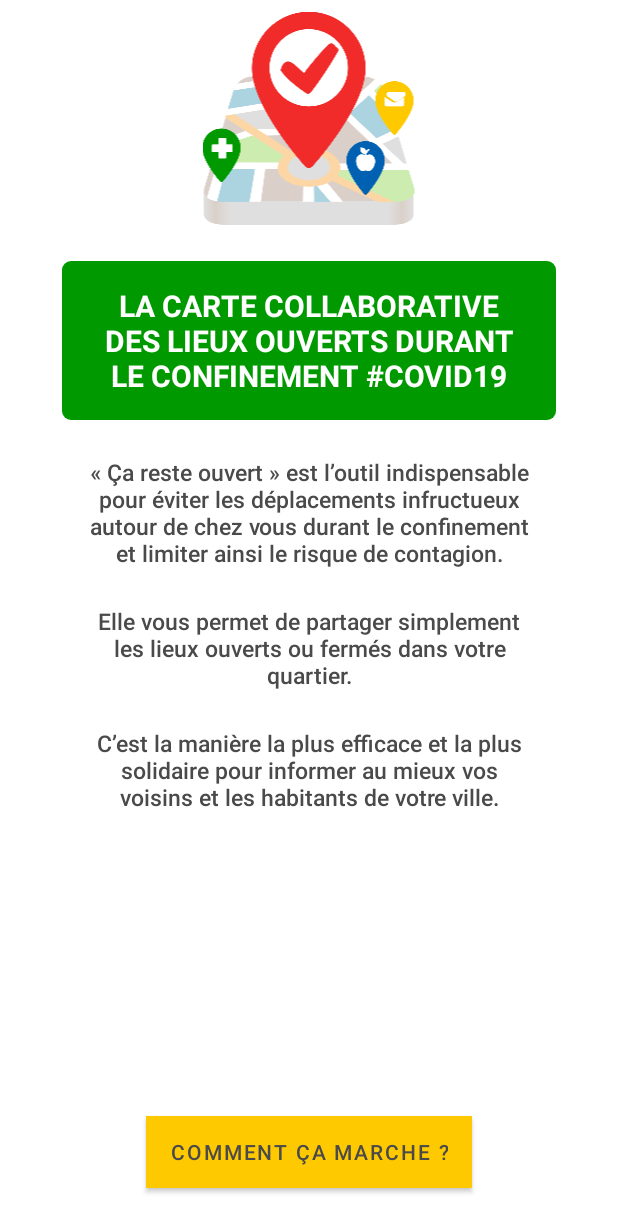
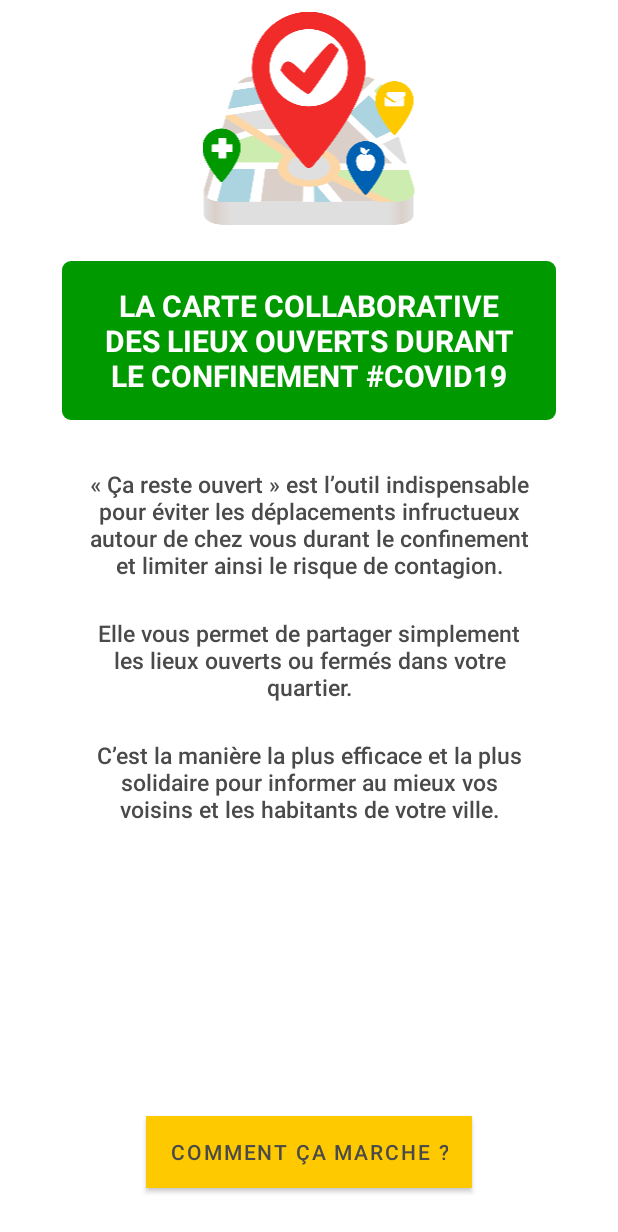
Before and after one commit to caresteouvert/caresteouvert_android, an Android app: the screen it shows after launch (OnBoardingActivity), on a phone screen of 412 x 824 dp. Shown: the top 1232 px of the screen. Run offline under Robolectric (Android 15) with nearby library versions, the phone set to English and light mode, and no system bars.

Commit message:
clean up style and layout

```diff
--- a/app/src/main/res/layout-sw360dp/fragment_about.xml
+++ b/app/src/main/res/layout-sw360dp/fragment_about.xml
@@ -14,7 +14,7 @@
         android:id="@+id/imageView"
         android:layout_width="0dp"
         android:layout_height="wrap_content"
-        android:layout_marginTop="8dp"
+        android:layout_marginTop="@dimen/spacing_8"
         android:contentDescription="@string/a11y_the_application_logo"
         android:src="@drawable/logo"
         app:layout_constraintEnd_toStartOf="@+id/guideline2"
@@ -25,7 +25,7 @@
         android:id="@+id/textView2"
         android:layout_width="0dp"
         android:layout_height="wrap_content"
-        android:layout_marginTop="24dp"
+        android:layout_marginTop="@dimen/spacing_24"
         android:background="@drawable/rounded"
         android:paddingTop="@dimen/spacing_16"
         android:paddingBottom="@dimen/spacing_16"
@@ -36,6 +36,7 @@
         android:textSize="20sp"
         android:textStyle="bold"
         app:layout_constraintEnd_toStartOf="@+id/guideline7"
+        app:layout_constraintHorizontal_bias="0.0"
         app:layout_constraintStart_toStartOf="@+id/guideline6"
         app:layout_constraintTop_toBottomOf="@+id/imageView" />
 
@@ -43,16 +44,16 @@
         android:id="@+id/textView"
         android:layout_width="0dp"
         android:layout_height="wrap_content"
-        android:layout_marginTop="24dp"
+        android:layout_marginTop="32dp"
         android:fontFamily="sans-serif-medium"
         android:text="@string/text_home_paragraph_1"
         android:textAlignment="center"
         android:textColor="@color/colorText"
         android:textSize="@dimen/text_size_15"
         app:layout_constraintEnd_toStartOf="@+id/guideline2"
+        app:layout_constraintHorizontal_bias="0.0"
         app:layout_constraintStart_toStartOf="@+id/guideline"
         app:layout_constraintTop_toBottomOf="@+id/textView2" />
-
     <TextView
         android:id="@+id/textView3"
         android:layout_width="0dp"
--- a/app/src/main/res/layout/fragment_about.xml
+++ b/app/src/main/res/layout/fragment_about.xml
@@ -24,12 +24,12 @@
         android:id="@+id/textView2"
         android:layout_width="0dp"
         android:layout_height="wrap_content"
-        android:layout_marginTop="24dp"
+        android:layout_marginTop="@dimen/spacing_24"
         android:background="@drawable/rounded"
+        android:paddingLeft="@dimen/spacing_8"
         android:paddingTop="@dimen/spacing_16"
+        android:paddingRight="@dimen/spacing_8"
         android:paddingBottom="@dimen/spacing_16"
-        android:paddingLeft="@dimen/spacing_8"
-        android:paddingRight="@dimen/spacing_8"
         android:text="@string/text_home_header"
         android:textAlignment="center"
         android:textAllCaps="true"
@@ -37,6 +37,7 @@
         android:textSize="20sp"
         android:textStyle="bold"
         app:layout_constraintEnd_toStartOf="@+id/guideline7"
+        app:layout_constraintHorizontal_bias="0.0"
         app:layout_constraintStart_toStartOf="@+id/guideline6"
         app:layout_constraintTop_toBottomOf="@+id/imageView" />
 
@@ -44,16 +45,16 @@
         android:id="@+id/textView"
         android:layout_width="0dp"
         android:layout_height="wrap_content"
-        android:layout_marginTop="24dp"
+        android:layout_marginTop="32dp"
         android:fontFamily="sans-serif-medium"
         android:text="@string/text_home_paragraph_1"
         android:textAlignment="center"
         android:textColor="@color/colorText"
         android:textSize="@dimen/text_size_15"
         app:layout_constraintEnd_toStartOf="@+id/guideline2"
+        app:layout_constraintHorizontal_bias="0.0"
         app:layout_constraintStart_toStartOf="@+id/guideline"
         app:layout_constraintTop_toBottomOf="@+id/textView2" />
-
     <TextView
         android:id="@+id/textView3"
         android:layout_width="0dp"
--- a/app/src/main/res/values-v23/styles.xml
+++ b/app/src/main/res/values-v23/styles.xml
@@ -13,5 +13,7 @@
   <style name="AppTheme.Splash"
       parent="Theme.AppCompat.NoActionBar">
     <item name="android:windowBackground">@drawable/background_splash</item>
+    <item name="android:windowLightStatusBar">true</item>
+    <item name="colorPrimaryDark">@color/colorPrimaryDark</item>
   </style>
 </resources>
--- a/app/src/main/res/values/dimens.xml
+++ b/app/src/main/res/values/dimens.xml
@@ -4,4 +4,6 @@
   <dimen name="spacing_52">52dp</dimen>
   <dimen name="text_size_15">15sp</dimen>
   <dimen name="spacing_8">8dp</dimen>
+  <dimen name="spacing_32">32dp</dimen>
+  <dimen name="spacing_24">24dp</dimen>
 </resources>
```
